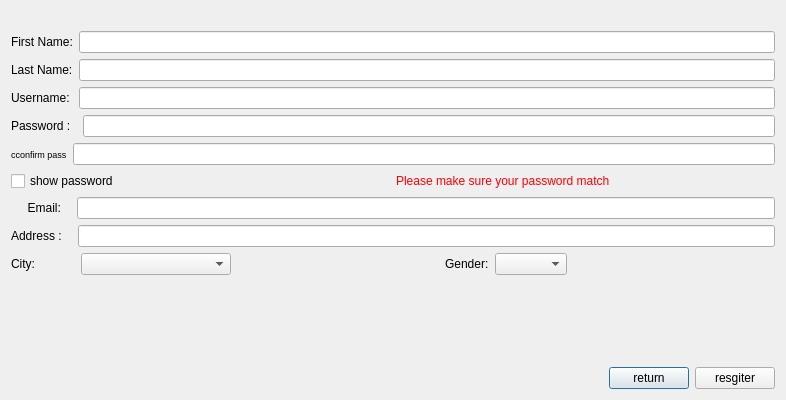
First picture: the form in Stor/signupform.ui, repository AP-projects-4001/IUT-s-crackpots, before the edit.
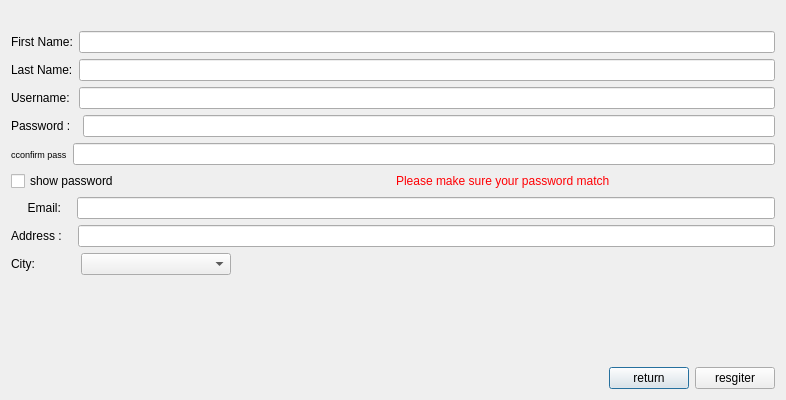
Second picture: the form after the edit.

The edit to the form file:
```diff
--- a/Stor/signupform.ui
+++ b/Stor/signupform.ui
@@ -218,29 +218,6 @@
        </property>
       </widget>
      </item>
-     <item>
-      <spacer name="horizontalSpacer_4">
-       <property name="orientation">
-        <enum>Qt::Horizontal</enum>
-       </property>
-       <property name="sizeHint" stdset="0">
-        <size>
-         <width>40</width>
-         <height>20</height>
-        </size>
-       </property>
-      </spacer>
-     </item>
-     <item>
-      <widget class="QLabel" name="label_9">
-       <property name="text">
-        <string>Gender:</string>
-       </property>
-      </widget>
-     </item>
-     <item>
-      <widget class="QComboBox" name="genderComboBox"/>
-     </item>
      <item>
       <spacer name="horizontalSpacer_2">
        <property name="orientation">
```
